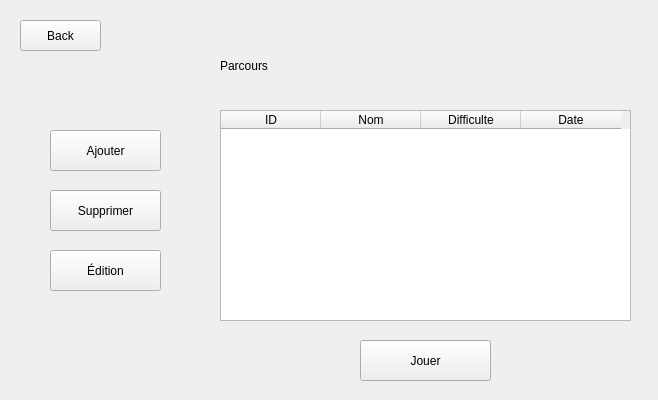
The window that testIHMClimingProject/testIHMClimingProject/choixParcoursMenu.ui (simplyyCarlos/ClimbingProject) describes before a commit, drawn with Qt 5.
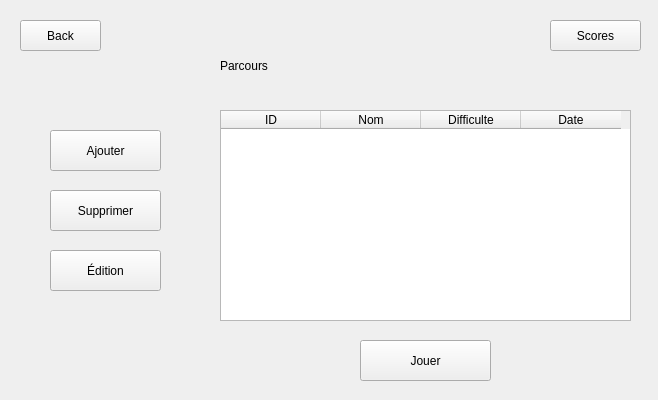
The same window after the commit.

Commit message: add scpore to parcours v0

What changed in the file:
```diff
--- a/testIHMClimingProject/testIHMClimingProject/choixParcoursMenu.ui
+++ b/testIHMClimingProject/testIHMClimingProject/choixParcoursMenu.ui
@@ -124,6 +124,19 @@
     <string>Édition</string>
    </property>
   </widget>
+  <widget class="QPushButton" name="pushButton_Scores">
+   <property name="geometry">
+    <rect>
+     <x>550</x>
+     <y>20</y>
+     <width>91</width>
+     <height>31</height>
+    </rect>
+   </property>
+   <property name="text">
+    <string>Scores</string>
+   </property>
+  </widget>
  </widget>
  <resources/>
  <connections/>
```
The commit also changes 10 other files.
